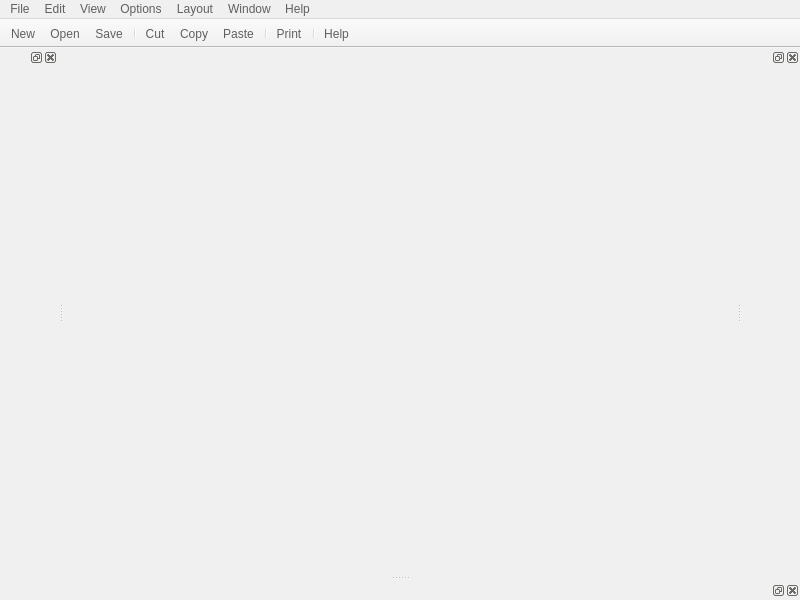
The window that machinimaker/machinimaker.ui (benjaminclay01/machinimaker) describes before a commit, drawn with Qt 5.
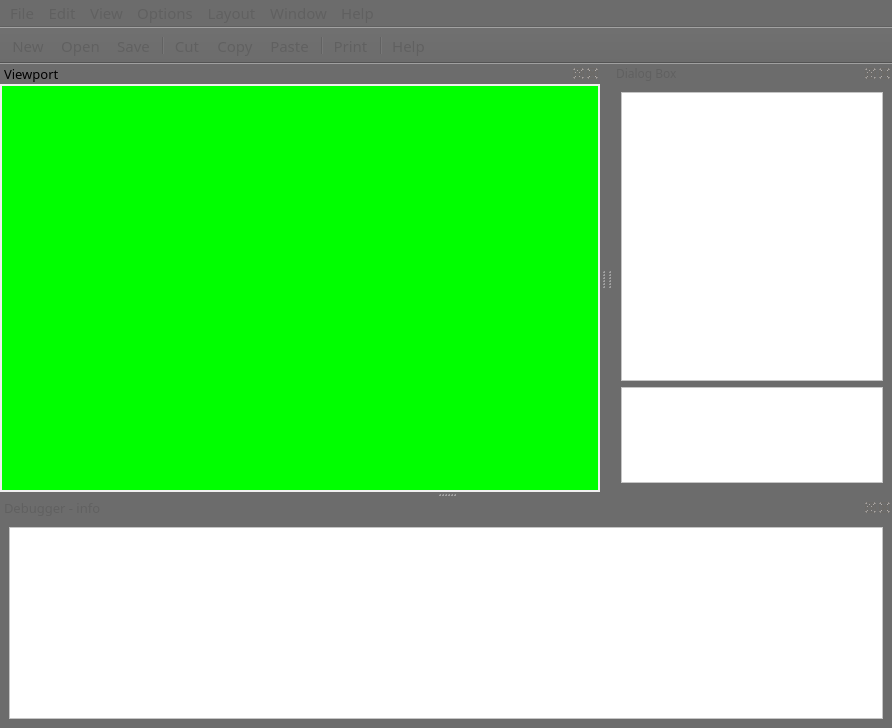
The same window after the commit. Icons and pictures are not drawn.

Commit message: Added outlines to dock windows, made widgets scale properly

```diff
--- a/machinimaker/machinimaker.ui
+++ b/machinimaker/machinimaker.ui
@@ -6,8 +6,8 @@
    <rect>
     <x>0</x>
     <y>0</y>
-    <width>800</width>
-    <height>600</height>
+    <width>892</width>
+    <height>728</height>
    </rect>
   </property>
   <property name="palette">
@@ -61,9 +61,9 @@
      <colorrole role="Window">
       <brush brushstyle="SolidPattern">
        <color alpha="255">
-        <red>240</red>
-        <green>240</green>
-        <blue>240</blue>
+        <red>108</red>
+        <green>108</green>
+        <blue>108</blue>
        </color>
       </brush>
      </colorrole>
@@ -162,9 +162,9 @@
      <colorrole role="Window">
       <brush brushstyle="SolidPattern">
        <color alpha="255">
-        <red>240</red>
-        <green>240</green>
-        <blue>240</blue>
+        <red>108</red>
+        <green>108</green>
+        <blue>108</blue>
        </color>
       </brush>
      </colorrole>
@@ -263,18 +263,18 @@
      <colorrole role="Base">
       <brush brushstyle="SolidPattern">
        <color alpha="255">
-        <red>240</red>
-        <green>240</green>
-        <blue>240</blue>
+        <red>108</red>
+        <green>108</green>
+        <blue>108</blue>
        </color>
       </brush>
      </colorrole>
      <colorrole role="Window">
       <brush brushstyle="SolidPattern">
        <color alpha="255">
-        <red>240</red>
-        <green>240</green>
-        <blue>240</blue>
+        <red>108</red>
+        <green>108</green>
+        <blue>108</blue>
        </color>
       </brush>
      </colorrole>
@@ -335,6 +335,12 @@
     </disabled>
    </palette>
   </property>
+  <property name="font">
+   <font>
+    <family>Segoe UI This</family>
+    <pointsize>11</pointsize>
+   </font>
+  </property>
   <property name="windowTitle">
    <string>Machinimaker</string>
   </property>
@@ -357,14 +363,41 @@
   <property name="dockOptions">
    <set>QMainWindow::DockOption::AllowTabbedDocks|QMainWindow::DockOption::AnimatedDocks|QMainWindow::DockOption::ForceTabbedDocks</set>
   </property>
-  <widget class="QWidget" name="centralwidget"/>
+  <widget class="QWidget" name="centralwidget">
+   <property name="sizePolicy">
+    <sizepolicy hsizetype="Preferred" vsizetype="Ignored">
+     <horstretch>0</horstretch>
+     <verstretch>0</verstretch>
+    </sizepolicy>
+   </property>
+   <layout class="QHBoxLayout" name="horizontalLayout" stretch="">
+    <property name="spacing">
+     <number>0</number>
+    </property>
+    <property name="sizeConstraint">
+     <enum>QLayout::SizeConstraint::SetMaximumSize</enum>
+    </property>
+    <property name="leftMargin">
+     <number>0</number>
+    </property>
+    <property name="topMargin">
+     <number>0</number>
+    </property>
+    <property name="rightMargin">
+     <number>0</number>
+    </property>
+    <property name="bottomMargin">
+     <number>1</number>
+    </property>
+   </layout>
+  </widget>
   <widget class="QMenuBar" name="menubar">
    <property name="geometry">
     <rect>
      <x>0</x>
      <y>0</y>
-     <width>800</width>
-     <height>20</height>
+     <width>892</width>
+     <height>25</height>
     </rect>
    </property>
    <widget class="QMenu" name="menuBeeboop">
@@ -445,31 +478,680 @@
    <addaction name="actionhelp"/>
   </widget>
   <widget class="QDockWidget" name="Debugger">
+   <property name="sizePolicy">
+    <sizepolicy hsizetype="Expanding" vsizetype="Expanding">
+     <horstretch>0</horstretch>
+     <verstretch>0</verstretch>
+    </sizepolicy>
+   </property>
+   <property name="minimumSize">
+    <size>
+     <width>94</width>
+     <height>150</height>
+    </size>
+   </property>
+   <property name="font">
+    <font>
+     <family>Segoe UI This</family>
+     <pointsize>10</pointsize>
+    </font>
+   </property>
+   <property name="windowIcon">
+    <iconset>
+     <normaloff>../../../Downloads/mm_icon.png</normaloff>../../../Downloads/mm_icon.png</iconset>
+   </property>
+   <property name="autoFillBackground">
+    <bool>false</bool>
+   </property>
+   <property name="styleSheet">
+    <string notr="true"/>
+   </property>
+   <property name="windowTitle">
+    <string>Debugger - info</string>
+   </property>
    <property name="dockLocation">
     <enum>Qt::DockWidgetArea::BottomDockWidgetArea</enum>
    </property>
    <attribute name="dockWidgetArea">
     <number>8</number>
    </attribute>
-   <widget class="QWidget" name="dockWidgetContents"/>
+   <widget class="QWidget" name="dockWidgetContents">
+    <layout class="QVBoxLayout" name="verticalLayout_2">
+     <item>
+      <widget class="QTextEdit" name="textDebugger">
+       <property name="styleSheet">
+        <string notr="true">color:rgb(0,0,0);
+background-color: rgb(255, 255, 255);</string>
+       </property>
+      </widget>
+     </item>
+    </layout>
+   </widget>
   </widget>
   <widget class="QDockWidget" name="Viewport">
+   <property name="sizePolicy">
+    <sizepolicy hsizetype="Expanding" vsizetype="Expanding">
+     <horstretch>255</horstretch>
+     <verstretch>0</verstretch>
+    </sizepolicy>
+   </property>
+   <property name="minimumSize">
+    <size>
+     <width>600</width>
+     <height>300</height>
+    </size>
+   </property>
+   <property name="palette">
+    <palette>
+     <active>
+      <colorrole role="WindowText">
+       <brush brushstyle="SolidPattern">
+        <color alpha="255">
+         <red>0</red>
+         <green>0</green>
+         <blue>0</blue>
+        </color>
+       </brush>
+      </colorrole>
+      <colorrole role="Button">
+       <brush brushstyle="SolidPattern">
+        <color alpha="255">
+         <red>0</red>
+         <green>255</green>
+         <blue>0</blue>
+        </color>
+       </brush>
+      </colorrole>
+      <colorrole role="Text">
+       <brush brushstyle="SolidPattern">
+        <color alpha="255">
+         <red>0</red>
+         <green>0</green>
+         <blue>0</blue>
+        </color>
+       </brush>
+      </colorrole>
+      <colorrole role="ButtonText">
+       <brush brushstyle="SolidPattern">
+        <color alpha="255">
+         <red>0</red>
+         <green>0</green>
+         <blue>0</blue>
+        </color>
+       </brush>
+      </colorrole>
+      <colorrole role="Base">
+       <brush brushstyle="SolidPattern">
+        <color alpha="255">
+         <red>0</red>
+         <green>255</green>
+         <blue>0</blue>
+        </color>
+       </brush>
+      </colorrole>
+      <colorrole role="Window">
+       <brush brushstyle="SolidPattern">
+        <color alpha="255">
+         <red>0</red>
+         <green>255</green>
+         <blue>0</blue>
+        </color>
+       </brush>
+      </colorrole>
+      <colorrole role="PlaceholderText">
+       <brush brushstyle="SolidPattern">
+        <color alpha="128">
+         <red>0</red>
+         <green>0</green>
+         <blue>0</blue>
+        </color>
+       </brush>
+      </colorrole>
+     </active>
+     <inactive>
+      <colorrole role="WindowText">
+       <brush brushstyle="SolidPattern">
+        <color alpha="255">
+         <red>0</red>
+         <green>0</green>
+         <blue>0</blue>
+        </color>
+       </brush>
+      </colorrole>
+      <colorrole role="Button">
+       <brush brushstyle="SolidPattern">
+        <color alpha="255">
+         <red>0</red>
+         <green>255</green>
+         <blue>0</blue>
+        </color>
+       </brush>
+      </colorrole>
+      <colorrole role="Text">
+       <brush brushstyle="SolidPattern">
+        <color alpha="255">
+         <red>0</red>
+         <green>0</green>
+         <blue>0</blue>
+        </color>
+       </brush>
+      </colorrole>
+      <colorrole role="ButtonText">
+       <brush brushstyle="SolidPattern">
+        <color alpha="255">
+         <red>0</red>
+         <green>0</green>
+         <blue>0</blue>
+        </color>
+       </brush>
+      </colorrole>
+      <colorrole role="Base">
+       <brush brushstyle="SolidPattern">
+        <color alpha="255">
+         <red>0</red>
+         <green>255</green>
+         <blue>0</blue>
+        </color>
+       </brush>
+      </colorrole>
+      <colorrole role="Window">
+       <brush brushstyle="SolidPattern">
+        <color alpha="255">
+         <red>0</red>
+         <green>255</green>
+         <blue>0</blue>
+        </color>
+       </brush>
+      </colorrole>
+      <colorrole role="PlaceholderText">
+       <brush brushstyle="SolidPattern">
+        <color alpha="128">
+         <red>0</red>
+         <green>0</green>
+         <blue>0</blue>
+        </color>
+       </brush>
+      </colorrole>
+     </inactive>
+     <disabled>
+      <colorrole role="WindowText">
+       <brush brushstyle="SolidPattern">
+        <color alpha="255">
+         <red>0</red>
+         <green>0</green>
+         <blue>0</blue>
+        </color>
+       </brush>
+      </colorrole>
+      <colorrole role="Button">
+       <brush brushstyle="SolidPattern">
+        <color alpha="255">
+         <red>0</red>
+         <green>255</green>
+         <blue>0</blue>
+        </color>
+       </brush>
+      </colorrole>
+      <colorrole role="Text">
+       <brush brushstyle="SolidPattern">
+        <color alpha="255">
+         <red>0</red>
+         <green>0</green>
+         <blue>0</blue>
+        </color>
+       </brush>
+      </colorrole>
+      <colorrole role="ButtonText">
+       <brush brushstyle="SolidPattern">
+        <color alpha="255">
+         <red>0</red>
+         <green>0</green>
+         <blue>0</blue>
+        </color>
+       </brush>
+      </colorrole>
+      <colorrole role="Base">
+       <brush brushstyle="SolidPattern">
+        <color alpha="255">
+         <red>0</red>
+         <green>255</green>
+         <blue>0</blue>
+        </color>
+       </brush>
+      </colorrole>
+      <colorrole role="Window">
+       <brush brushstyle="SolidPattern">
+        <color alpha="255">
+         <red>0</red>
+         <green>255</green>
+         <blue>0</blue>
+        </color>
+       </brush>
+      </colorrole>
+      <colorrole role="PlaceholderText">
+       <brush brushstyle="SolidPattern">
+        <color alpha="128">
+         <red>0</red>
+         <green>0</green>
+         <blue>0</blue>
+        </color>
+       </brush>
+      </colorrole>
+     </disabled>
+    </palette>
+   </property>
+   <property name="font">
+    <font>
+     <family>Segoe UI This</family>
+     <pointsize>10</pointsize>
+    </font>
+   </property>
+   <property name="cursor">
+    <cursorShape>CrossCursor</cursorShape>
+   </property>
    <property name="mouseTracking">
-    <bool>false</bool>
-   </property>
-   <property name="autoFillBackground">
     <bool>true</bool>
    </property>
+   <property name="autoFillBackground">
+    <bool>false</bool>
+   </property>
+   <property name="styleSheet">
+    <string notr="true">background-color: rgb(0, 255, 0);
+border: 2px solid #f0f0f0;
+color: rgb(0, 0, 0);</string>
+   </property>
+   <property name="features">
+    <set>QDockWidget::DockWidgetFeature::DockWidgetClosable|QDockWidget::DockWidgetFeature::DockWidgetFloatable|QDockWidget::DockWidgetFeature::DockWidgetMovable</set>
+   </property>
+   <property name="windowTitle">
+    <string>Viewport</string>
+   </property>
    <attribute name="dockWidgetArea">
     <number>1</number>
    </attribute>
-   <widget class="QWidget" name="dockWidgetContents_2"/>
+   <widget class="QWidget" name="dockWidgetContents_2">
+    <layout class="QHBoxLayout" name="horizontalLayout_2"/>
+   </widget>
   </widget>
   <widget class="QDockWidget" name="DialogBox">
+   <property name="sizePolicy">
+    <sizepolicy hsizetype="Expanding" vsizetype="Expanding">
+     <horstretch>0</horstretch>
+     <verstretch>0</verstretch>
+    </sizepolicy>
+   </property>
+   <property name="minimumSize">
+    <size>
+     <width>182</width>
+     <height>182</height>
+    </size>
+   </property>
+   <property name="palette">
+    <palette>
+     <active>
+      <colorrole role="WindowText">
+       <brush brushstyle="SolidPattern">
+        <color alpha="255">
+         <red>0</red>
+         <green>0</green>
+         <blue>0</blue>
+        </color>
+       </brush>
+      </colorrole>
+      <colorrole role="Button">
+       <brush brushstyle="SolidPattern">
+        <color alpha="255">
+         <red>240</red>
+         <green>240</green>
+         <blue>240</blue>
+        </color>
+       </brush>
+      </colorrole>
+      <colorrole role="Text">
+       <brush brushstyle="SolidPattern">
+        <color alpha="255">
+         <red>0</red>
+         <green>0</green>
+         <blue>0</blue>
+        </color>
+       </brush>
+      </colorrole>
+      <colorrole role="ButtonText">
+       <brush brushstyle="SolidPattern">
+        <color alpha="255">
+         <red>0</red>
+         <green>0</green>
+         <blue>0</blue>
+        </color>
+       </brush>
+      </colorrole>
+      <colorrole role="Base">
+       <brush brushstyle="SolidPattern">
+        <color alpha="255">
+         <red>240</red>
+         <green>240</green>
+         <blue>240</blue>
+        </color>
+       </brush>
+      </colorrole>
+      <colorrole role="Window">
+       <brush brushstyle="SolidPattern">
+        <color alpha="255">
+         <red>240</red>
+         <green>240</green>
+         <blue>240</blue>
+        </color>
+       </brush>
+      </colorrole>
+      <colorrole role="Highlight">
+       <brush brushstyle="SolidPattern">
+        <color alpha="255">
+         <red>51</red>
+         <green>153</green>
+         <blue>255</blue>
+        </color>
+       </brush>
+      </colorrole>
+      <colorrole role="Link">
+       <brush brushstyle="SolidPattern">
+        <color alpha="255">
+         <red>0</red>
+         <green>0</green>
+         <blue>238</blue>
+        </color>
+       </brush>
+      </colorrole>
+      <colorrole role="LinkVisited">
+       <brush brushstyle="SolidPattern">
+        <color alpha="255">
+         <red>85</red>
+         <green>26</green>
+         <blue>139</blue>
+        </color>
+       </brush>
+      </colorrole>
+      <colorrole role="AlternateBase">
+       <brush brushstyle="SolidPattern">
+        <color alpha="255">
+         <red>245</red>
+         <green>245</green>
+         <blue>245</blue>
+        </color>
+       </brush>
+      </colorrole>
+      <colorrole role="ToolTipBase">
+       <brush brushstyle="SolidPattern">
+        <color alpha="255">
+         <red>255</red>
+         <green>255</green>
+         <blue>225</blue>
+        </color>
+       </brush>
+      </colorrole>
+     </active>
+     <inactive>
+      <colorrole role="WindowText">
+       <brush brushstyle="SolidPattern">
+        <color alpha="255">
+         <red>96</red>
+         <green>96</green>
+         <blue>96</blue>
+        </color>
+       </brush>
+      </colorrole>
+      <colorrole role="Button">
+       <brush brushstyle="SolidPattern">
+        <color alpha="255">
+         <red>240</red>
+         <green>240</green>
+         <blue>240</blue>
+        </color>
+       </brush>
+      </colorrole>
+      <colorrole role="Text">
+       <brush brushstyle="SolidPattern">
+        <color alpha="255">
+         <red>96</red>
+         <green>96</green>
+         <blue>96</blue>
+        </color>
+       </brush>
+      </colorrole>
+      <colorrole role="ButtonText">
+       <brush brushstyle="SolidPattern">
+        <color alpha="255">
+         <red>96</red>
+         <green>96</green>
+         <blue>96</blue>
+        </color>
+       </brush>
+      </colorrole>
+      <colorrole role="Base">
+       <brush brushstyle="SolidPattern">
+        <color alpha="255">
+         <red>240</red>
+         <green>240</green>
+         <blue>240</blue>
+        </color>
+       </brush>
+      </colorrole>
+      <colorrole role="Window">
+       <brush brushstyle="SolidPattern">
+        <color alpha="255">
+         <red>240</red>
+         <green>240</green>
+         <blue>240</blue>
+        </color>
+       </brush>
+      </colorrole>
+      <colorrole role="Highlight">
+       <brush brushstyle="SolidPattern">
+        <color alpha="255">
+         <red>166</red>
+         <green>200</green>
+         <blue>255</blue>
+        </color>
+       </brush>
+      </colorrole>
+      <colorrole role="HighlightedText">
+       <brush brushstyle="SolidPattern">
+        <color alpha="255">
+         <red>0</red>
+         <green>0</green>
+         <blue>0</blue>
+        </color>
+       </brush>
+      </colorrole>
+      <colorrole role="Link">
+       <brush brushstyle="SolidPattern">
+        <color alpha="255">
+         <red>0</red>
+         <green>0</green>
+         <blue>238</blue>
+        </color>
+       </brush>
+      </colorrole>
+      <colorrole role="LinkVisited">
+       <brush brushstyle="SolidPattern">
+        <color alpha="255">
+         <red>85</red>
+         <green>26</green>
+         <blue>139</blue>
+        </color>
+       </brush>
+      </colorrole>
+      <colorrole role="AlternateBase">
+       <brush brushstyle="SolidPattern">
+        <color alpha="255">
+         <red>245</red>
+         <green>245</green>
+         <blue>245</blue>
+        </color>
+       </brush>
+      </colorrole>
+      <colorrole role="ToolTipBase">
+       <brush brushstyle="SolidPattern">
+        <color alpha="255">
+         <red>255</red>
+         <green>255</green>
+         <blue>225</blue>
+        </color>
+       </brush>
+      </colorrole>
+     </inactive>
+     <disabled>
+      <colorrole role="WindowText">
+       <brush brushstyle="SolidPattern">
+        <color alpha="255">
+         <red>160</red>
+         <green>160</green>
+         <blue>160</blue>
+        </color>
+       </brush>
+      </colorrole>
+      <colorrole role="Button">
+       <brush brushstyle="SolidPattern">
+        <color alpha="255">
+         <red>240</red>
+         <green>240</green>
+         <blue>240</blue>
+        </color>
+       </brush>
+      </colorrole>
+      <colorrole role="Text">
+       <brush brushstyle="SolidPattern">
+        <color alpha="255">
+         <red>160</red>
+         <green>160</green>
+         <blue>160</blue>
+        </color>
+       </brush>
+      </colorrole>
+      <colorrole role="ButtonText">
+       <brush brushstyle="SolidPattern">
+        <color alpha="255">
+         <red>160</red>
+         <green>160</green>
+         <blue>160</blue>
+        </color>
+       </brush>
+      </colorrole>
+      <colorrole role="Base">
+       <brush brushstyle="SolidPattern">
+        <color alpha="255">
+         <red>240</red>
+         <green>240</green>
+         <blue>240</blue>
+        </color>
+       </brush>
+      </colorrole>
+      <colorrole role="Window">
+       <brush brushstyle="SolidPattern">
+        <color alpha="255">
+         <red>240</red>
+         <green>240</green>
+         <blue>240</blue>
+        </color>
+       </brush>
+      </colorrole>
+      <colorrole role="Highlight">
+       <brush brushstyle="SolidPattern">
+        <color alpha="255">
+         <red>200</red>
+         <green>221</green>
+         <blue>254</blue>
+        </color>
+       </brush>
+      </colorrole>
+      <colorrole role="HighlightedText">
+       <brush brushstyle="SolidPattern">
+        <color alpha="255">
+         <red>160</red>
+         <green>160</green>
+         <blue>160</blue>
+        </color>
+       </brush>
+      </colorrole>
+      <colorrole role="Link">
+       <brush brushstyle="SolidPattern">
+        <color alpha="255">
+         <red>128</red>
+         <green>128</green>
+         <blue>255</blue>
+        </color>
+       </brush>
+      </colorrole>
+      <colorrole role="LinkVisited">
+       <brush brushstyle="SolidPattern">
+        <color alpha="255">
+         <red>128</red>
+         <green>128</green>
+         <blue>255</blue>
+        </color>
+       </brush>
+      </colorrole>
+      <colorrole role="AlternateBase">
+       <brush brushstyle="SolidPattern">
+        <color alpha="255">
+         <red>245</red>
+         <green>245</green>
+         <blue>245</blue>
+        </color>
+       </brush>
+      </colorrole>
+      <colorrole role="ToolTipBase">
+       <brush brushstyle="SolidPattern">
+        <color alpha="255">
+         <red>255</red>
+         <green>255</green>
+         <blue>225</blue>
+        </color>
+       </brush>
+      </colorrole>
+     </disabled>
+    </palette>
+   </property>
+   <property name="font">
+    <font>
+     <family>Segoe UI This</family>
+     <pointsize>9</pointsize>
+    </font>
+   </property>
+   <property name="layoutDirection">
+    <enum>Qt::LayoutDirection::LeftToRight</enum>
+   </property>
+   <property name="autoFillBackground">
+    <bool>false</bool>
+   </property>
+   <property name="styleSheet">
+    <string notr="true"/>
+   </property>
+   <property name="windowTitle">
+    <string>Dialog Box</string>
+   </property>
    <attribute name="dockWidgetArea">
     <number>2</number>
    </attribute>
-   <widget class="QWidget" name="dockWidgetContents_3"/>
+   <widget class="QWidget" name="dockWidgetContents_3">
+    <layout class="QVBoxLayout" name="verticalLayout" stretch="3,1">
+     <item>
+      <widget class="QTextBrowser" name="textBrowser">
+       <property name="styleSheet">
+        <string notr="true">background-color:rgb(255,255,255);
+color:rgb(0,0,0);</string>
+       </property>
+      </widget>
+     </item>
+     <item>
+      <widget class="QTextEdit" name="textEdit">
+       <property name="styleSheet">
+        <string notr="true">background-color:rgb(255,255,255);
+color:rgb(0,0,0);</string>
+       </property>
+      </widget>
+     </item>
+    </layout>
+   </widget>
   </widget>
   <action name="actionNew">
    <property name="icon">
```
The commit also changes 2 other files.
